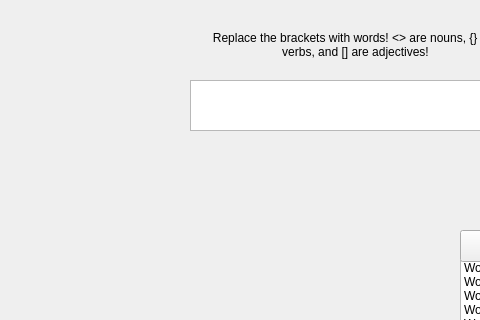
This is mainwindow.ui in SashaRybalkina/EducationalApp3505 as Qt 5 draws it before an edit; both pictures show x 0 to 480 and y 0 to 320 of the 800 by 600 pixel window. The edited form follows.
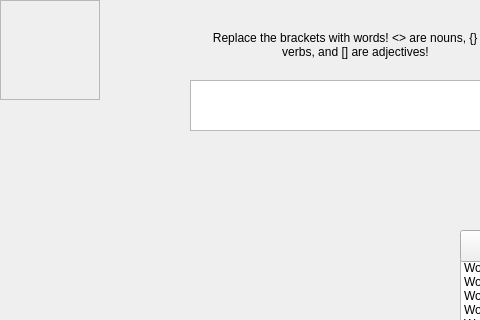
This is the edited form.

Commit message: added camera frame, reformatted all code

```diff
--- a/mainwindow.ui
+++ b/mainwindow.ui
@@ -366,6 +366,34 @@
      <bool>true</bool>
     </property>
    </widget>
+   <widget class="QFrame" name="cameraFrame">
+    <property name="geometry">
+     <rect>
+      <x>0</x>
+      <y>0</y>
+      <width>100</width>
+      <height>100</height>
+     </rect>
+    </property>
+    <property name="mouseTracking">
+     <bool>false</bool>
+    </property>
+    <property name="autoFillBackground">
+     <bool>false</bool>
+    </property>
+    <property name="styleSheet">
+     <string notr="true"/>
+    </property>
+    <property name="frameShape">
+     <enum>QFrame::StyledPanel</enum>
+    </property>
+    <property name="frameShadow">
+     <enum>QFrame::Raised</enum>
+    </property>
+    <property name="lineWidth">
+     <number>1</number>
+    </property>
+   </widget>
    <zorder>nounList</zorder>
    <zorder>headlineList</zorder>
    <zorder>adjectiveList</zorder>
```
Left out of the diff: 7 changed lines with no effect on the pictures. The commit also changes 12 other files.
